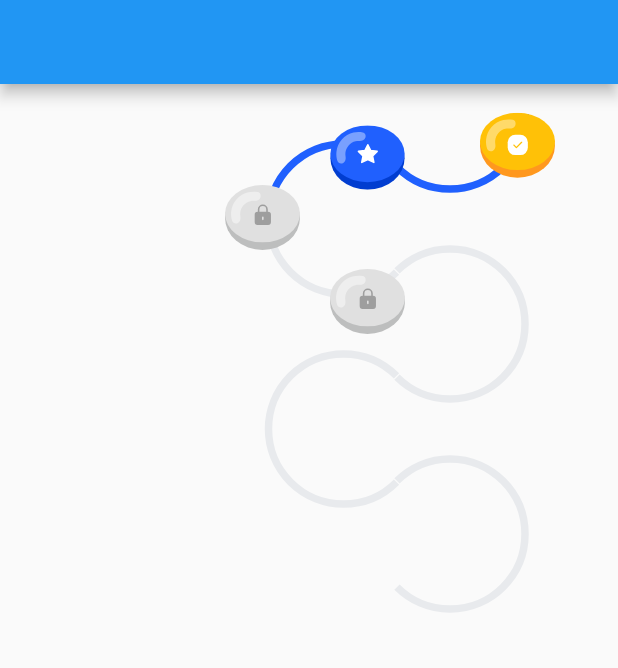
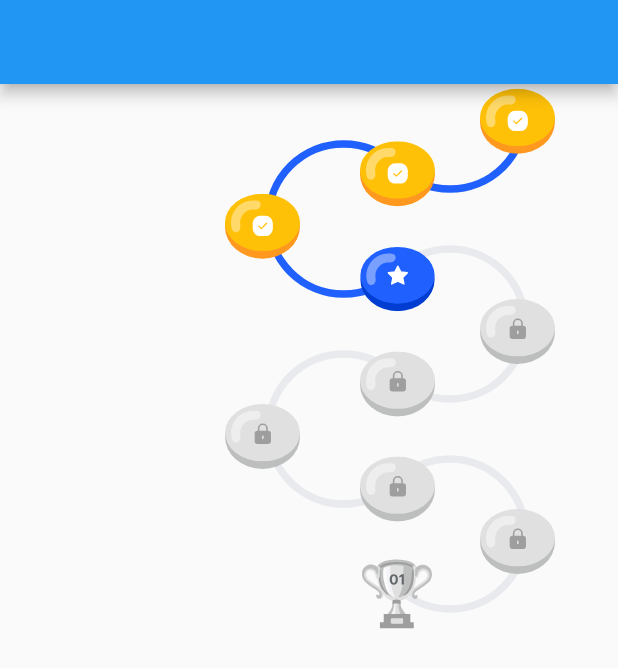
Before and after one commit to MatheusRmelo/flip_book, a Flutter app: the screen it shows after launch, on a phone screen of 412 x 824 dp. Shown: the top 668 px of the screen. Run offline on Flutter 3.47's test engine with Material 2 defaults, Android fonts, the phone set to English and light mode, and no system bars; our stand-ins replace flutter_svg.

Commit message:
complete level part

```diff
--- a/lib/level_my_page.dart
+++ b/lib/level_my_page.dart
@@ -30,54 +30,7 @@ class _LevelPageState extends State<LevelPage> {
                     width: double.infinity,
                   ),
                 )),
-                Positioned(
-                  left: 320,
-                  top: 16,
-                  child: GestureDetector(
-                    child: Container(
-                      width: 50,
-                      height: 50,
-                      child:
-                          SvgPicture.asset('assets/levels/complete_level.svg'),
-                    ),
-                  ),
-                ),
-                Positioned(
-                  left: 220,
-                  top: 24,
-                  child: GestureDetector(
-                    child: Container(
-                      width: 50,
-                      height: 50,
-                      child:
-                          SvgPicture.asset('assets/levels/current_level.svg'),
-                    ),
-                  ),
-                ),
-                Positioned(
-                  left: 150,
-                  top: 64,
-                  child: GestureDetector(
-                    child: Container(
-                      width: 50,
-                      height: 50,
-                      child:
-                          SvgPicture.asset('assets/levels/blocked_level.svg'),
-                    ),
-                  ),
-                ),
-                Positioned(
-                  left: 220,
-                  top: 120,
-                  child: GestureDetector(
-                    child: Container(
-                      width: 50,
-                      height: 50,
-                      child:
-                          SvgPicture.asset('assets/levels/blocked_level.svg'),
-                    ),
-                  ),
-                ),
+                ...FlipBookPainter().positonedLevels()
               ],
             ),
           ),
@@ -86,6 +39,9 @@ class _LevelPageState extends State<LevelPage> {
 }
 
 class FlipBookPainter extends CustomPainter {
+  List<int> levels = [1, 2, 3, 4, 5, 6, 7, 8, 9];
+  int currentLevel = 3;
+
   @override
   void paint(Canvas canvas, Size size) {
     final paintDisabled = Paint()
@@ -97,7 +53,6 @@ class FlipBookPainter extends CustomPainter {
       ..style = PaintingStyle.stroke
       ..strokeWidth = 5;
 
-    List<int> levels = [1, 2, 3, 4, 5, 6, 7, 8, 9];
     int count = 0;
     bool isLeft = true;
     int mult = 1;
@@ -117,7 +72,7 @@ class FlipBookPainter extends CustomPainter {
             startAngle,
             sweepAngle,
             false,
-            i < 3 ? paintEnabled : paintDisabled);
+            i < currentLevel ? paintEnabled : paintDisabled);
       } else {
         startAngle = !isLeft ? pi * 5 / 4 : pi * 3;
         if (i % 2 != 0) {
@@ -126,14 +81,14 @@ class FlipBookPainter extends CustomPainter {
               startAngle,
               sweepAngle,
               false,
-              i < 2 ? paintEnabled : paintDisabled);
+              i < currentLevel ? paintEnabled : paintDisabled);
         } else {
           canvas.drawArc(
               Rect.fromCenter(center: Offset(dx, dy), width: 100, height: 100),
               -startAngle,
               -sweepAngle,
               false,
-              i < 2 ? paintEnabled : paintDisabled);
+              i < currentLevel ? paintEnabled : paintDisabled);
         }
 
         count++;
@@ -146,6 +101,44 @@ class FlipBookPainter extends CustomPainter {
     }
   }
 
+  List<Positioned> positonedLevels() {
+    List<Positioned> positions = [];
+    final List<double> left = [320, 240, 150, 240];
+    int count = 0;
+    for (int i = 0; i < levels.length; i++) {
+      if (count == 4) {
+        count = 0;
+      }
+      positions.add(Positioned(
+        key: Key("${i}_key"),
+        left: left[count],
+        top: i * 35,
+        child: GestureDetector(
+          child: SizedBox(
+            width: 50,
+            height: 50,
+            child: SvgPicture.asset(
+                'assets/levels/${i < currentLevel ? 'complete_level' : i == currentLevel ? 'current_level' : 'blocked_level'}.svg'),
+          ),
+        ),
+      ));
+      count++;
+    }
+    positions.add(Positioned(
+      key: Key("${levels.length}_key"),
+      left: left[count],
+      top: levels.length * 35,
+      child: GestureDetector(
+        child: SizedBox(
+          width: 50,
+          height: 50,
+          child: SvgPicture.asset('assets/levels/trophy.svg'),
+        ),
+      ),
+    ));
+    return positions;
+  }
+
   @override
   bool shouldRepaint(covariant CustomPainter oldDelegate) => true;
 }
```
Also changed, not shown: lib/calc.dart (added, +13 -0 lines).
